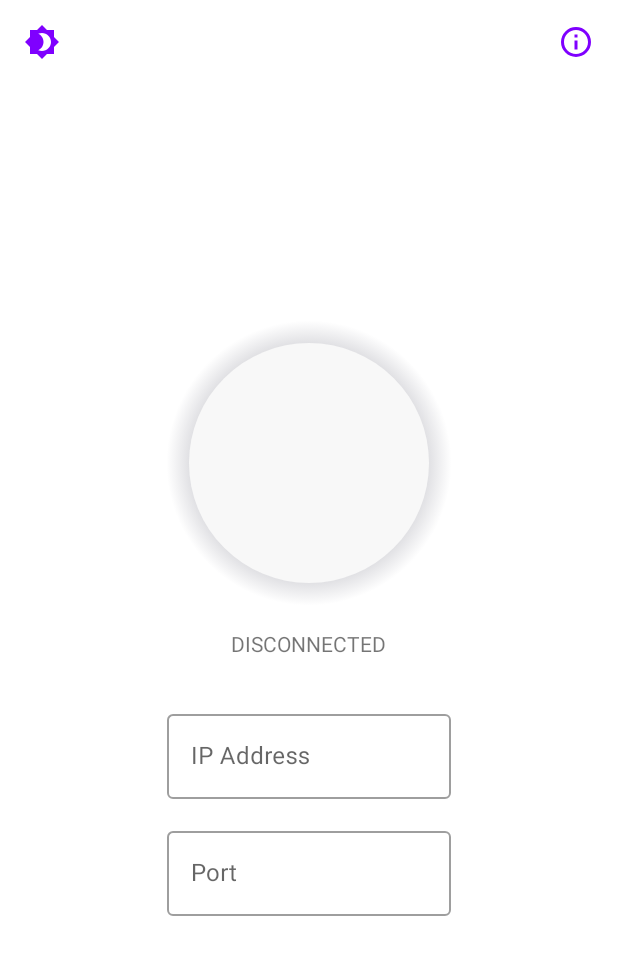
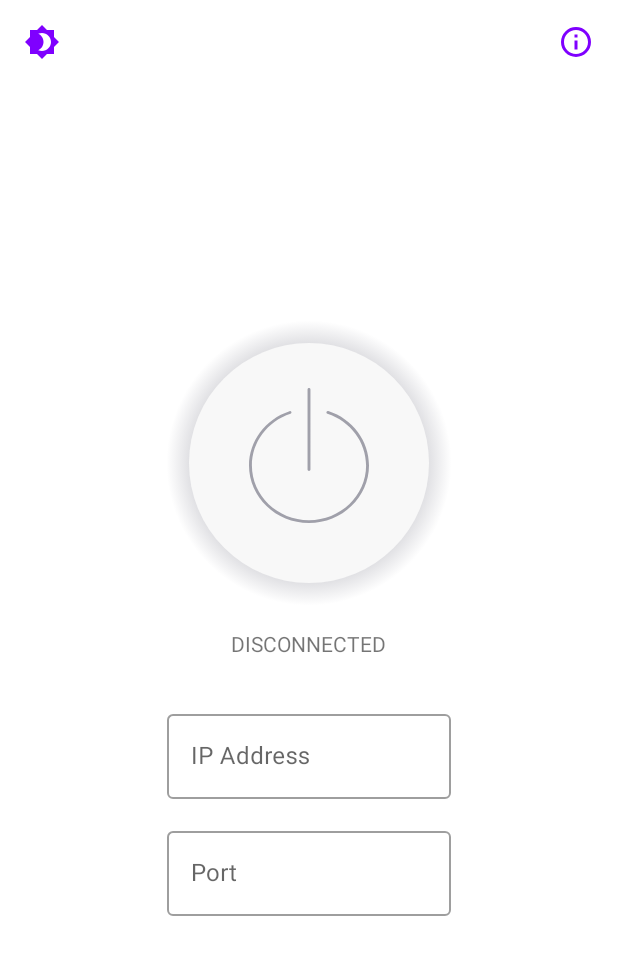
Before and after one commit to theappbusiness/android-proxy-toggle, an Android app: the screen it shows after launch (MainActivity), on a phone screen of 412 x 824 dp. Shown: the top 955 px of the screen. Run offline under Robolectric (Android 15) with nearby library versions, the phone set to English and light mode, and no system bars; our stand-ins replace Dagger/Hilt's generated code; libraries missing offline, so code that uses them is left out: androidx.hilt.lifecycle; 1 statement that could not run was skipped.

Commit message:
Add the power image in the toggle layer list

```diff
--- a/app/src/main/res/drawable/toggle_disabled.xml
+++ b/app/src/main/res/drawable/toggle_disabled.xml
@@ -23,4 +23,12 @@
             <solid android:color="@color/toggle_background" />
         </shape>
     </item>
+    <item>
+        <inset
+            android:drawable="@drawable/ic_power"
+            android:insetLeft="@dimen/toggle_inset"
+            android:insetTop="@dimen/toggle_inset_small"
+            android:insetRight="@dimen/toggle_inset"
+            android:insetBottom="@dimen/toggle_inset" />
+    </item>
 </layer-list>
--- a/app/src/main/res/drawable/toggle_enabled.xml
+++ b/app/src/main/res/drawable/toggle_enabled.xml
@@ -23,4 +23,12 @@
             <solid android:color="@color/toggle_background" />
         </shape>
     </item>
+    <item>
+        <inset
+            android:drawable="@drawable/ic_power"
+            android:insetLeft="@dimen/toggle_inset"
+            android:insetTop="@dimen/toggle_inset_small"
+            android:insetRight="@dimen/toggle_inset"
+            android:insetBottom="@dimen/toggle_inset" />
+    </item>
 </layer-list>
```
